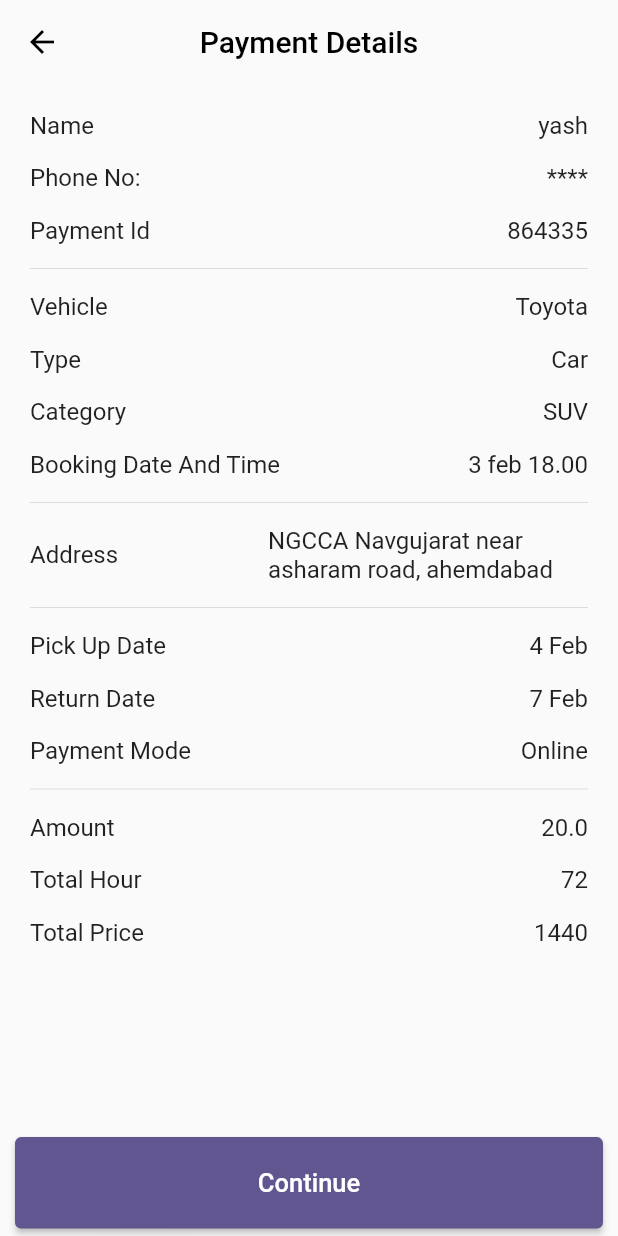
After one commit to yash9858/vehicle_rent, a Flutter app: the Payment_Receipt screen opened directly, on a phone screen of 412 x 824 dp. The commit adds this screen. Run offline on Flutter 3.47's test engine with Material 2 defaults, Android fonts, the phone set to English and light mode, and no system bars; our stand-ins replace cool_alert, flutter_rating_bar, line_icons, lottie, salomon_bottom_bar; missing offline and left inert: expansion_tile_group, onboarding_intro_screen, rating_summary; network calls fail.

Commit message:
Add Payment Receipt page on favorite Vehicles

```diff
--- a/lib/User/Cancel_booking.dart
+++ b/lib/User/Cancel_booking.dart
@@ -95,7 +95,7 @@ class _Cancel_bookingState extends State<Cancel_booking> {
           ),
         ),
       ),
-      bottomSheet:  Container(
+      bottomNavigationBar:  Container(
         padding: EdgeInsets.only(left: 12,right: 12,bottom: 8),
         height: mheight*0.07,
         width: mwidth,
--- /dev/null
+++ b/lib/User/Payment_Receipt.dart
@@ -0,0 +1,128 @@
+// ignore_for_file: camel_case_types, file_names
+
+import 'package:flutter/Material.dart';
+
+class Payment_Receipt extends StatefulWidget {
+  const Payment_Receipt({super.key});
+
+  @override
+  State<Payment_Receipt> createState() => _Payment_ReceiptState();
+}
+
+class _Payment_ReceiptState extends State<Payment_Receipt> {
+  var name = ['Vehicle', 'Type', 'Category','Booking Date And Time'];
+  var val = ['Toyota', 'Car', 'SUV', '3 feb 18.00'];
+  var date = [ 'Pick Up Date', 'Return Date', 'Payment Mode'];
+  var dval = ['4 Feb', '7 Feb', 'Online'];
+  var price= ['Amount', 'Total Hour', 'Total Price'];
+  var pval =['20.0', '72', '1440' ];
+  var user = ['Name', 'Phone No:', 'Payment Id'];
+  var uval = ['yash', '****', '864335'];
+  @override
+  Widget build(BuildContext context) {
+    var mdheight = MediaQuery.of(context).size.height;
+    return Scaffold(
+      appBar: AppBar(
+        centerTitle: true,
+        title: const Text("Payment Details",style: TextStyle(color: Colors.black,fontSize: 20),),
+        elevation: 0,
+        backgroundColor: Colors.transparent,
+        iconTheme: const IconThemeData(color: Colors.black),
+      ),
+      body: Padding(
+        padding: const EdgeInsets.symmetric(vertical: 10, horizontal: 20),
+        child: Column(
+        children:[
+          ListView.builder(
+              shrinkWrap: true,
+              itemCount: user.length,
+              itemBuilder: (context, int index)
+              {
+                return Padding(
+                  padding: const EdgeInsets.symmetric(vertical: 8),
+                  child: Row(
+                    mainAxisAlignment: MainAxisAlignment.spaceBetween,
+                    children: [
+                      Text(user[index], style: const TextStyle(fontSize: 16),),
+                      Text(uval[index], style: const TextStyle(fontSize: 16),),
+                    ],
+                  ),
+                );
+              }),
+          const Divider(),
+          ListView.builder(
+            shrinkWrap: true,
+              itemCount: name.length,
+              itemBuilder: (context, int index)
+          {
+            return Padding(
+                  padding: const EdgeInsets.symmetric(vertical: 8),
+                  child: Row(
+                    mainAxisAlignment: MainAxisAlignment.spaceBetween,
+                  children: [
+                    Text(name[index], style: const TextStyle(fontSize: 16),),
+                    Text(val[index], style: const TextStyle(fontSize: 16),),
+                  ],
+                ),
+            );
+          }),
+          const Divider(),
+          const Padding(
+            padding: EdgeInsets.symmetric(vertical: 8),
+            child: Row(
+              mainAxisAlignment: MainAxisAlignment.spaceBetween,
+              children: [
+                Text('Address', style: TextStyle(fontSize: 16),),
+                SizedBox(width: 100,),
+                Expanded(child: Text('NGCCA Navgujarat near asharam road, ahemdabad', style: TextStyle(fontSize: 16),)),
+              ],
+            ),
+          ),
+          const Divider(),
+          ListView.builder(
+            shrinkWrap: true,
+              itemCount: date.length,
+              itemBuilder: (context, int index)
+          {
+            return Padding(
+              padding: const EdgeInsets.symmetric(vertical: 8),
+              child: Row(
+                mainAxisAlignment: MainAxisAlignment.spaceBetween,
+                children: [
+                  Text(date[index], style: const TextStyle(fontSize: 16),),
+                  Text(dval[index], style: const TextStyle(fontSize: 16),),
+                ],
+              ),
+            );
+          }),
+          const Divider(),
+          ListView.builder(
+            shrinkWrap: true,
+              itemCount: price.length,
+              itemBuilder: (context, int index)
+          {
+            return Padding(
+              padding: const EdgeInsets.symmetric(vertical: 8),
+              child: Row(
+                mainAxisAlignment: MainAxisAlignment.spaceBetween,
+                children: [
+                  Text(price[index], style: const TextStyle(fontSize: 16),),
+                  Text(pval[index], style: const TextStyle(fontSize: 16),),
+                ],
+              ),
+            );
+          }),
+        ]
+      )),
+      bottomNavigationBar: Container(
+        padding: const EdgeInsets.only(bottom: 5,left: 10,right: 10),
+        width: double.infinity,
+        height: mdheight*0.08,
+        child: ElevatedButton(
+          onPressed: (){},
+          child: const Text("Continue", style: TextStyle(fontSize: 17),),
+        ),
+      ),
+    );
+  }
+}
--- a/lib/User/Profile.dart
+++ b/lib/User/Profile.dart
@@ -7,6 +7,7 @@ import 'package:rentify/User/Edit_Profile.dart';
 import 'package:rentify/User/Feedback_User.dart';
 import 'package:rentify/User/Help_Center.dart';
 import 'package:rentify/User/History.dart';
+import 'package:rentify/User/Payment_Receipt.dart';
 
 class Profile extends StatefulWidget {
   const Profile({super.key});
@@ -109,7 +110,9 @@ class _ProfileState extends State<Profile> {
                     ),
                     trailing:
                     IconButton(
-                      onPressed: (){},
+                      onPressed: (){
+                        Navigator.push(context, MaterialPageRoute(builder: (context)=> Payment_Receipt()));
+                      },
                       icon:Icon(Icons.arrow_forward_ios,color: Colors.deepPurple,),
                   )),
                   Divider(),
```
Also changed, not shown: lib/User/About_us.dart (+4 -4 lines), lib/User/Edit_Profile.dart (+5 -9 lines), lib/User/Help_Center.dart (+10 -11 lines), lib/User/History.dart (+6 -10 lines), lib/User/Select_date.dart (+22 -25 lines), pubspec.lock.
